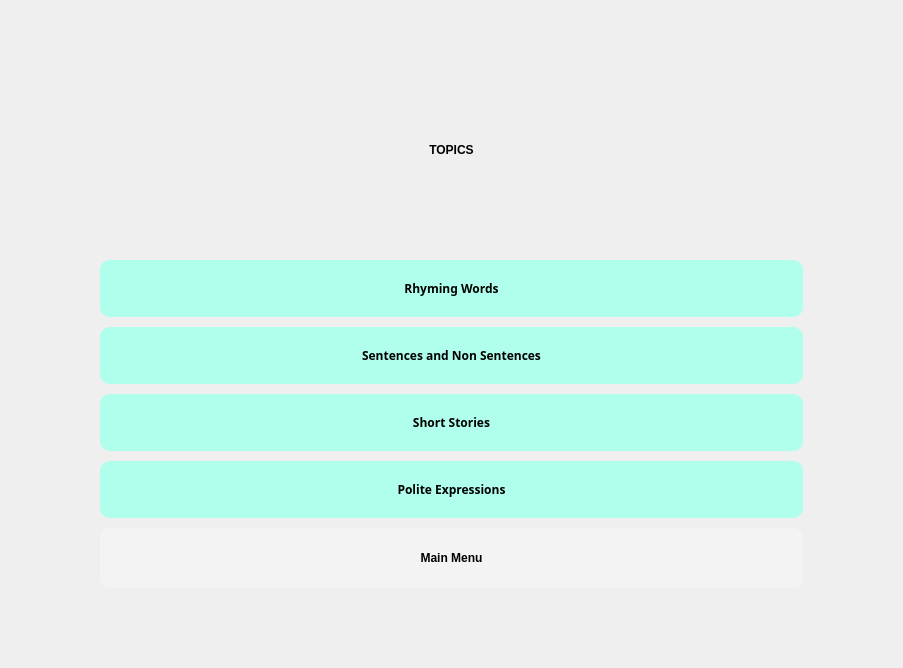
Old version of the form screens/topics.ui in the repository jshperalta/ai-englishTutor.
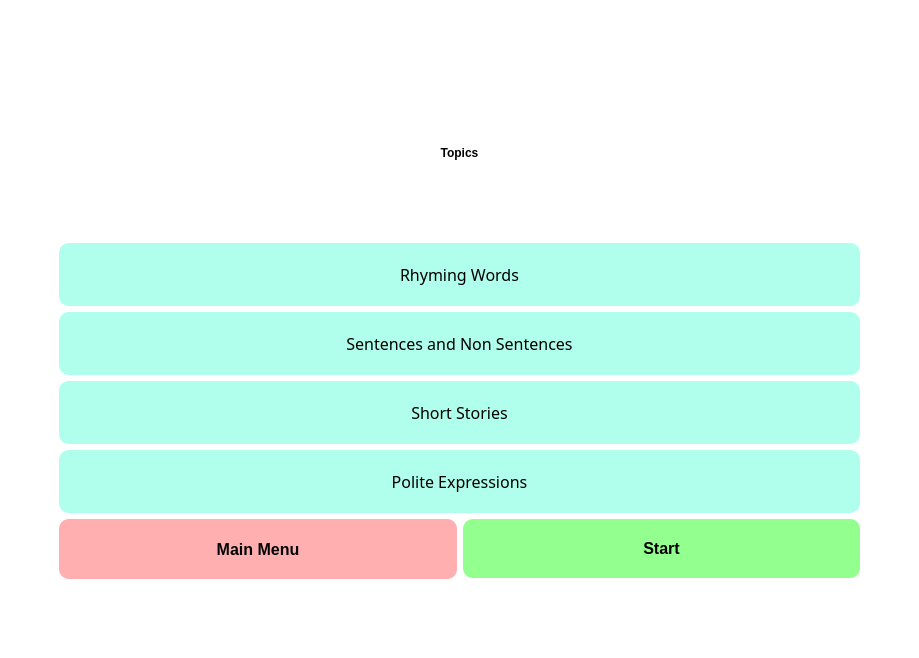
New version of the form. Icons and pictures are not drawn.

Commit message: Changes to be committed: 	modified:   Qthreading.py 	modified:   arduinoServo.py 	modified:   arduinoServo/arduinoServo.ino 	modified:   assets/script.txt 	modified:   main.py 	modified:   screens/Quizzes.ui 	modified:   screens/subject.ui 	modified:   screens/topics.ui 	modified:   screens/welcome.ui

```diff
--- a/screens/topics.ui
+++ b/screens/topics.ui
@@ -6,75 +6,51 @@
    <rect>
     <x>0</x>
     <y>0</y>
-    <width>903</width>
-    <height>668</height>
+    <width>919</width>
+    <height>658</height>
    </rect>
   </property>
   <property name="windowTitle">
    <string>Topics Screen</string>
   </property>
   <property name="styleSheet">
-   <string notr="true">background-image: url(:/background/wallpaper2.jpeg);
-
-QPushButton {
-font-size: 16px !important;
-}</string>
-  </property>
-  <layout class="QVBoxLayout" name="verticalLayout">
-   <property name="leftMargin">
-    <number>0</number>
-   </property>
-   <property name="topMargin">
-    <number>0</number>
-   </property>
-   <property name="rightMargin">
-    <number>0</number>
-   </property>
-   <property name="bottomMargin">
-    <number>0</number>
-   </property>
-   <item>
-    <widget class="QWidget" name="gridWidget" native="true">
-     <property name="sizePolicy">
-      <sizepolicy hsizetype="Preferred" vsizetype="Preferred">
-       <horstretch>0</horstretch>
-       <verstretch>0</verstretch>
-      </sizepolicy>
-     </property>
-     <property name="minimumSize">
-      <size>
-       <width>0</width>
-       <height>0</height>
-      </size>
-     </property>
-     <property name="baseSize">
-      <size>
-       <width>1024</width>
-       <height>600</height>
-      </size>
-     </property>
-     <property name="styleSheet">
-      <string notr="true">background-image: url(:/background/wallpaper2.jpeg);</string>
+   <string notr="true">background-color: #fff;</string>
      </property>
      <layout class="QGridLayout" name="gridLayout_2">
       <property name="leftMargin">
-       <number>100</number>
+    <number>50</number>
       </property>
       <property name="topMargin">
-       <number>80</number>
+    <number>60</number>
       </property>
       <property name="rightMargin">
-       <number>100</number>
+    <number>50</number>
       </property>
       <property name="bottomMargin">
-       <number>80</number>
+    <number>70</number>
+   </property>
+   <property name="horizontalSpacing">
+    <number>11</number>
       </property>
       <item row="0" column="0">
-       <layout class="QVBoxLayout" name="verticalLayout_2">
-        <property name="spacing">
-         <number>10</number>
-        </property>
-        <item>
+    <widget class="QWidget" name="TopicWidget" native="true">
+     <property name="styleSheet">
+      <string notr="true">QPushButton {
+font-size: 16px !important;
+background-color: #AFFFEC !important;
+color: black; 
+font-family: 'Gilroy';
+font-weight: 400;
+border-radius: 10px;
+padding: 20px;
+}
+
+QPushButton::hover {
+background-color: #AFFFDD !important;
+}</string>
+     </property>
+     <layout class="QGridLayout" name="gridLayout">
+      <item row="0" column="0" colspan="2">
          <widget class="QLabel" name="Topics">
           <property name="minimumSize">
            <size>
@@ -89,7 +65,7 @@
 color: black;</string>
           </property>
           <property name="text">
-           <string>TOPICS</string>
+         <string>Topics</string>
           </property>
           <property name="alignment">
            <set>Qt::AlignCenter</set>
@@ -102,40 +78,21 @@
           </property>
          </widget>
         </item>
-        <item>
-         <spacer name="horizontalSpacer">
-          <property name="orientation">
-           <enum>Qt::Horizontal</enum>
-          </property>
-          <property name="sizeHint" stdset="0">
-           <size>
-            <width>40</width>
-            <height>30</height>
-           </size>
-          </property>
-         </spacer>
-        </item>
-        <item>
+      <item row="1" column="0" colspan="2">
          <widget class="QPushButton" name="btnRhyming">
           <property name="font">
            <font>
             <family>Gilroy</family>
-            <weight>75</weight>
-            <bold>true</bold>
+          <pointsize>-1</pointsize>
+          <weight>50</weight>
+          <bold>false</bold>
            </font>
           </property>
           <property name="cursor">
            <cursorShape>PointingHandCursor</cursorShape>
           </property>
           <property name="styleSheet">
-           <string notr="true">
-	background-color: #AFFFEC;
-	color: black; 
-	font-family: 'Gilroy';
-	font-weight: 600;
-	border-radius: 10px;
-	padding: 20px;
-</string>
+         <string notr="true"/>
           </property>
           <property name="text">
            <string>Rhyming Words</string>
@@ -151,26 +108,21 @@
           </property>
          </widget>
         </item>
-        <item>
+      <item row="2" column="0" colspan="2">
          <widget class="QPushButton" name="btnSentence">
           <property name="font">
            <font>
             <family>Gilroy</family>
-            <weight>75</weight>
-            <bold>true</bold>
+          <pointsize>-1</pointsize>
+          <weight>50</weight>
+          <bold>false</bold>
            </font>
           </property>
           <property name="cursor">
            <cursorShape>PointingHandCursor</cursorShape>
           </property>
           <property name="styleSheet">
-           <string notr="true">background-color: #AFFFEC;
-	color: black; 
-	font-family: 'Gilroy';
-	font-weight: 600;
-	border-radius: 10px;
-	padding: 20px;
-</string>
+         <string notr="true"/>
           </property>
           <property name="text">
            <string>Sentences and Non Sentences</string>
@@ -186,26 +138,21 @@
           </property>
          </widget>
         </item>
-        <item>
+      <item row="3" column="0" colspan="2">
          <widget class="QPushButton" name="btnStories">
           <property name="font">
            <font>
             <family>Gilroy</family>
-            <weight>75</weight>
-            <bold>true</bold>
+          <pointsize>-1</pointsize>
+          <weight>50</weight>
+          <bold>false</bold>
            </font>
           </property>
           <property name="cursor">
            <cursorShape>PointingHandCursor</cursorShape>
           </property>
           <property name="styleSheet">
-           <string notr="true">background-color: #AFFFEC;
-	color: black; 
-	font-family: 'Gilroy';
-	font-weight: 600;
-	border-radius: 10px;
-	padding: 20px;
-</string>
+         <string notr="true"/>
           </property>
           <property name="text">
            <string>Short Stories</string>
@@ -221,26 +168,21 @@
           </property>
          </widget>
         </item>
-        <item>
+      <item row="4" column="0" colspan="2">
          <widget class="QPushButton" name="btnExpress">
           <property name="font">
            <font>
             <family>Gilroy</family>
-            <weight>75</weight>
-            <bold>true</bold>
+          <pointsize>-1</pointsize>
+          <weight>50</weight>
+          <bold>false</bold>
            </font>
           </property>
           <property name="cursor">
            <cursorShape>PointingHandCursor</cursorShape>
           </property>
           <property name="styleSheet">
-           <string notr="true">background-color: #AFFFEC;
-	color: black; 
-	font-family: 'Gilroy';
-	font-weight: 600;
-	border-radius: 10px;
-	padding: 20px;
-</string>
+         <string notr="true"/>
           </property>
           <property name="text">
            <string>Polite Expressions</string>
@@ -256,7 +198,7 @@
           </property>
          </widget>
         </item>
-        <item>
+      <item row="5" column="0">
          <widget class="QPushButton" name="btnMenu">
           <property name="minimumSize">
            <size>
@@ -268,7 +210,7 @@
            <cursorShape>PointingHandCursor</cursorShape>
           </property>
           <property name="styleSheet">
-           <string notr="true">background-color: #f3f3f3;
+         <string notr="true">background-color: #ffafaf;
 	color: black; 
 	font-family: 'Gilroy';
 	font-weight: 600;
@@ -281,7 +223,24 @@
           </property>
          </widget>
         </item>
-       </layout>
+      <item row="5" column="1">
+       <widget class="QPushButton" name="btnStart">
+        <property name="cursor">
+         <cursorShape>PointingHandCursor</cursorShape>
+        </property>
+        <property name="styleSheet">
+         <string notr="true">background-color: #92ff8f;
+	color: black; 
+	font-family: 'Gilroy';
+	font-weight: 600;
+	border-radius: 10px;
+	padding: 20px;
+</string>
+        </property>
+        <property name="text">
+         <string>Start</string>
+        </property>
+       </widget>
       </item>
      </layout>
     </widget>
```
Lines whose indentation alone changed are shown as unchanged. The commit also changes 8 other files.
